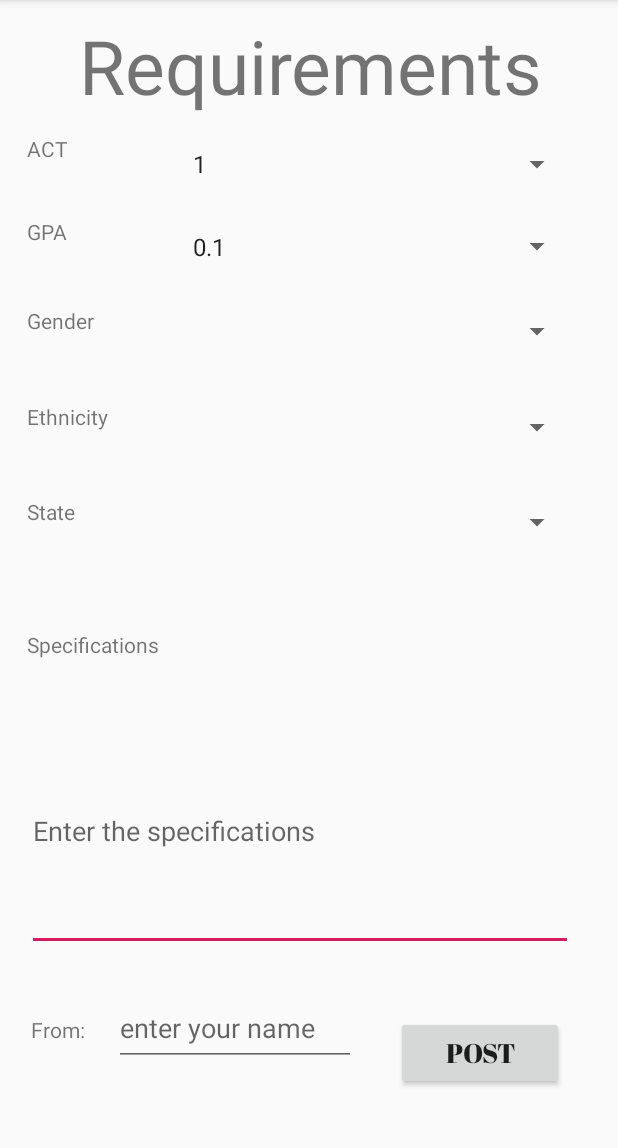
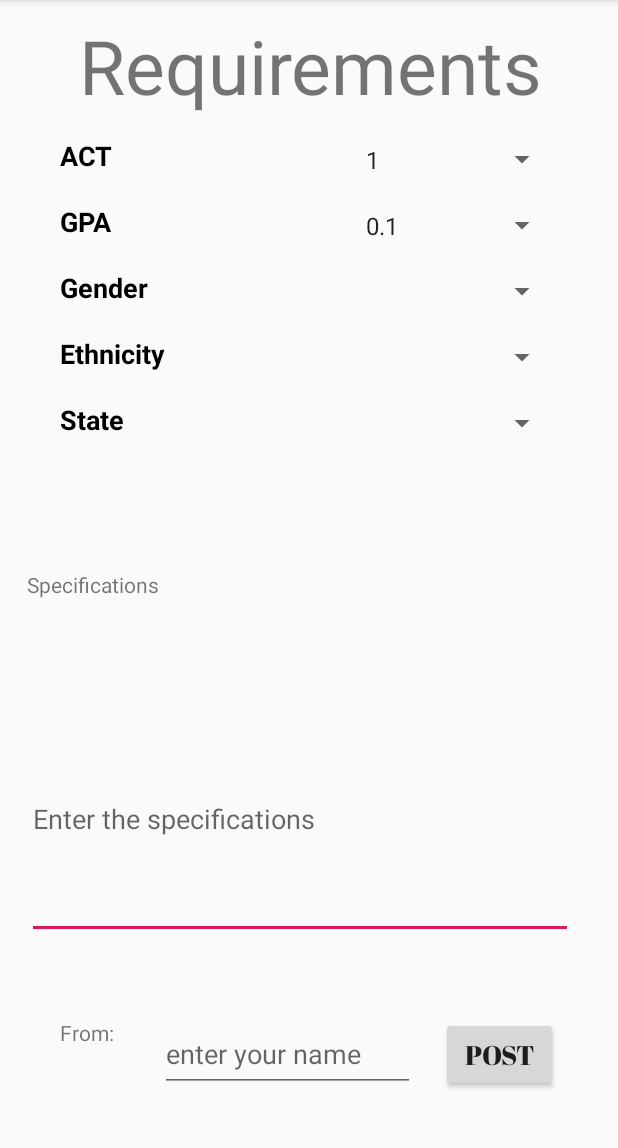
Before and after one commit to guillermo31/ScholarShare, an Android app: the add screen opened directly, with no data from a screen before it, on a phone screen of 412 x 824 dp, the part 84-1232 px from its top. Run offline under Robolectric (Android 15) with nearby library versions, the phone set to English and light mode, and no system bars; our stand-ins replace Firebase (no records; nobody signed in at launch, a user with empty details on screens opened directly).

Commit message:
Fixed the constraints of the add layout.

```diff
--- a/app/src/main/res/layout/activity_add.xml
+++ b/app/src/main/res/layout/activity_add.xml
@@ -9,74 +9,65 @@
 
     <Spinner
         android:id="@+id/StateSpinner"
-        android:layout_width="261dp"
-        android:layout_height="43dp"
-        android:layout_marginTop="20dp"
-        android:layout_marginEnd="30dp"
-        android:layout_marginRight="30dp"
+        android:layout_width="136dp"
+        android:layout_height="30dp"
+        android:layout_marginTop="14dp"
+        android:layout_marginEnd="40dp"
+        android:layout_marginRight="40dp"
         app:layout_constraintEnd_toEndOf="parent"
-        app:layout_constraintStart_toEndOf="@+id/textView8"
         app:layout_constraintTop_toBottomOf="@+id/GenderSpinner" />
 
     <Spinner
         android:id="@+id/GenderSpinner"
-        android:layout_width="261dp"
-        android:layout_height="43dp"
-        android:layout_marginTop="22dp"
-        android:layout_marginEnd="30dp"
-        android:layout_marginRight="30dp"
+        android:layout_width="136dp"
+        android:layout_height="30dp"
+        android:layout_marginTop="14dp"
+        android:layout_marginEnd="40dp"
+        android:layout_marginRight="40dp"
         app:layout_constraintEnd_toEndOf="parent"
-        app:layout_constraintStart_toEndOf="@+id/textView7"
         app:layout_constraintTop_toBottomOf="@+id/EthnicitySpinner" />
 
     <Spinner
         android:id="@+id/EthnicitySpinner"
-        android:layout_width="261dp"
-        android:layout_height="41dp"
+        android:layout_width="136dp"
+        android:layout_height="30dp"
         android:layout_marginTop="14dp"
-        android:layout_marginEnd="30dp"
-        android:layout_marginRight="30dp"
+        android:layout_marginEnd="40dp"
+        android:layout_marginRight="40dp"
         app:layout_constraintEnd_toEndOf="parent"
-        app:layout_constraintStart_toEndOf="@+id/textView6"
         app:layout_constraintTop_toBottomOf="@+id/GPASpinner" />
 
     <Spinner
         android:id="@+id/GPASpinner"
-        android:layout_width="261dp"
-        android:layout_height="43dp"
-        android:layout_marginTop="13dp"
-        android:layout_marginEnd="30dp"
-        android:layout_marginRight="30dp"
-        android:layout_marginBottom="14dp"
-        app:layout_constraintBottom_toTopOf="@+id/EthnicitySpinner"
+        android:layout_width="136dp"
+        android:layout_height="30dp"
+        android:layout_marginTop="14dp"
+        android:layout_marginEnd="40dp"
+        android:layout_marginRight="40dp"
         app:layout_constraintEnd_toEndOf="parent"
-        app:layout_constraintStart_toEndOf="@+id/textView5"
         app:layout_constraintTop_toBottomOf="@+id/ACTspinner" />
 
     <Button
         android:id="@+id/button3"
-        android:layout_width="112dp"
-        android:layout_height="49dp"
-        android:layout_marginTop="24dp"
-        android:layout_marginEnd="36dp"
-        android:layout_marginRight="36dp"
-        android:layout_marginBottom="31dp"
+        android:layout_width="78dp"
+        android:layout_height="50dp"
+        android:layout_marginEnd="40dp"
+        android:layout_marginRight="40dp"
+        android:layout_marginBottom="40dp"
         android:fontFamily="@font/abril_fatface"
         android:text="@string/post"
         android:textSize="18sp"
         app:layout_constraintBottom_toBottomOf="parent"
-        app:layout_constraintEnd_toEndOf="parent"
-        app:layout_constraintTop_toBottomOf="@+id/editText" />
+        app:layout_constraintEnd_toEndOf="parent" />
 
     <Spinner
         android:id="@+id/ACTspinner"
-        android:layout_width="261dp"
-        android:layout_height="40dp"
-        android:layout_marginTop="12dp"
-        android:layout_marginEnd="30dp"
-        android:layout_marginRight="30dp"
+        android:layout_width="136dp"
+        android:layout_height="30dp"
+        android:layout_marginTop="14dp"
+        android:layout_marginEnd="40dp"
+        android:layout_marginRight="40dp"
         app:layout_constraintEnd_toEndOf="parent"
-        app:layout_constraintStart_toEndOf="@+id/textView3"
         app:layout_constraintTop_toBottomOf="@+id/textView2" />
 
     <TextView
@@ -98,63 +89,71 @@
 
     <TextView
         android:id="@+id/textView3"
-        android:layout_width="102dp"
-        android:layout_height="42dp"
-        android:layout_marginStart="18dp"
-        android:layout_marginLeft="18dp"
-        android:layout_marginTop="12dp"
-        android:layout_marginBottom="13dp"
+        android:layout_width="100dp"
+        android:layout_height="30dp"
+        android:layout_marginStart="40dp"
+        android:layout_marginLeft="40dp"
+        android:layout_marginTop="14dp"
         android:text="@string/act"
-        app:layout_constraintBottom_toTopOf="@+id/textView5"
-        app:layout_constraintEnd_toStartOf="@+id/ACTspinner"
+        android:textColor="@color/common_google_signin_btn_text_dark_focused"
+        android:textSize="18sp"
+        android:textStyle="bold"
         app:layout_constraintStart_toStartOf="parent"
         app:layout_constraintTop_toBottomOf="@+id/textView2" />
 
     <TextView
         android:id="@+id/textView5"
         android:layout_width="102dp"
-        android:layout_height="42dp"
-        android:layout_marginStart="18dp"
-        android:layout_marginLeft="18dp"
-        android:layout_marginTop="13dp"
+        android:layout_height="30dp"
+        android:layout_marginStart="40dp"
+        android:layout_marginLeft="40dp"
+        android:layout_marginTop="14dp"
         android:text="@string/gpa"
-        app:layout_constraintEnd_toStartOf="@+id/GPASpinner"
+        android:textColor="@color/common_google_signin_btn_text_dark_focused"
+        android:textSize="18sp"
+        android:textStyle="bold"
         app:layout_constraintStart_toStartOf="parent"
         app:layout_constraintTop_toBottomOf="@+id/textView3" />
 
     <TextView
         android:id="@+id/textView6"
-        android:layout_width="102dp"
-        android:layout_height="42dp"
-        android:layout_marginStart="18dp"
-        android:layout_marginLeft="18dp"
-        android:layout_marginTop="17dp"
-        android:layout_marginBottom="22dp"
+        android:layout_width="100dp"
+        android:layout_height="30dp"
+        android:layout_marginStart="40dp"
+        android:layout_marginLeft="40dp"
+        android:layout_marginTop="14dp"
         android:text="@string/gender"
-        app:layout_constraintBottom_toTopOf="@+id/textView7"
+        android:textColor="@color/common_google_signin_btn_text_dark_focused"
+        android:textSize="18sp"
+        android:textStyle="bold"
         app:layout_constraintStart_toStartOf="parent"
         app:layout_constraintTop_toBottomOf="@+id/textView5" />
 
     <TextView
         android:id="@+id/textView7"
-        android:layout_width="102dp"
-        android:layout_height="42dp"
-        android:layout_marginStart="18dp"
-        android:layout_marginLeft="18dp"
-        android:layout_marginTop="22dp"
+        android:layout_width="100dp"
+        android:layout_height="30dp"
+        android:layout_marginStart="40dp"
+        android:layout_marginLeft="40dp"
+        android:layout_marginTop="14dp"
         android:text="@string/ethnicity"
+        android:textColor="@color/common_google_signin_btn_text_dark_focused"
+        android:textSize="18sp"
+        android:textStyle="bold"
         app:layout_constraintStart_toStartOf="parent"
         app:layout_constraintTop_toBottomOf="@+id/textView6" />
 
     <TextView
         android:id="@+id/textView8"
-        android:layout_width="102dp"
-        android:layout_height="42dp"
-        android:layout_marginStart="18dp"
-        android:layout_marginLeft="18dp"
-        android:layout_marginTop="21dp"
+        android:layout_width="100dp"
+        android:layout_height="30dp"
+        android:layout_marginStart="40dp"
+        android:layout_marginLeft="40dp"
+        android:layout_marginTop="14dp"
         android:text="@string/state"
-        app:layout_constraintEnd_toStartOf="@+id/StateSpinner"
+        android:textColor="@color/common_google_signin_btn_text_dark_focused"
+        android:textSize="18sp"
+        android:textStyle="bold"
         app:layout_constraintStart_toStartOf="parent"
         app:layout_constraintTop_toBottomOf="@+id/textView7" />
 
@@ -235,38 +234,27 @@
         android:id="@+id/textView4"
         android:layout_width="47dp"
         android:layout_height="39dp"
-        android:layout_marginStart="8dp"
-        android:layout_marginLeft="8dp"
-        android:layout_marginTop="8dp"
-        android:layout_marginEnd="8dp"
-        android:layout_marginRight="8dp"
-        android:layout_marginBottom="8dp"
+        android:layout_marginStart="40dp"
+        android:layout_marginLeft="40dp"
+        android:layout_marginBottom="50dp"
         android:text="From:"
         app:layout_constraintBottom_toBottomOf="parent"
-        app:layout_constraintEnd_toStartOf="@+id/editText2"
-        app:layout_constraintHorizontal_bias="1.0"
-        app:layout_constraintStart_toStartOf="parent"
-        app:layout_constraintTop_toBottomOf="@+id/editText"
-        app:layout_constraintVertical_bias="0.44" />
+        app:layout_constraintStart_toStartOf="parent" />
 
     <EditText
         android:id="@+id/editText2"
-        android:layout_width="161dp"
+        android:layout_width="170dp"
         android:layout_height="50dp"
-        android:layout_marginStart="8dp"
-        android:layout_marginLeft="8dp"
-        android:layout_marginTop="8dp"
-        android:layout_marginEnd="8dp"
-        android:layout_marginRight="8dp"
-        android:layout_marginBottom="8dp"
+        android:layout_marginStart="19dp"
+        android:layout_marginLeft="19dp"
+        android:layout_marginEnd="18dp"
+        android:layout_marginRight="18dp"
+        android:layout_marginBottom="40dp"
         android:ems="10"
         android:hint="enter your name"
         android:inputType="textPersonName"
         app:layout_constraintBottom_toBottomOf="parent"
         app:layout_constraintEnd_toStartOf="@+id/button3"
-        app:layout_constraintHorizontal_bias="0.782"
-        app:layout_constraintStart_toStartOf="parent"
-        app:layout_constraintTop_toBottomOf="@+id/editText"
-        app:layout_constraintVertical_bias="0.282" />
+        app:layout_constraintStart_toEndOf="@+id/textView4" />
 
 </android.support.constraint.ConstraintLayout>
```
